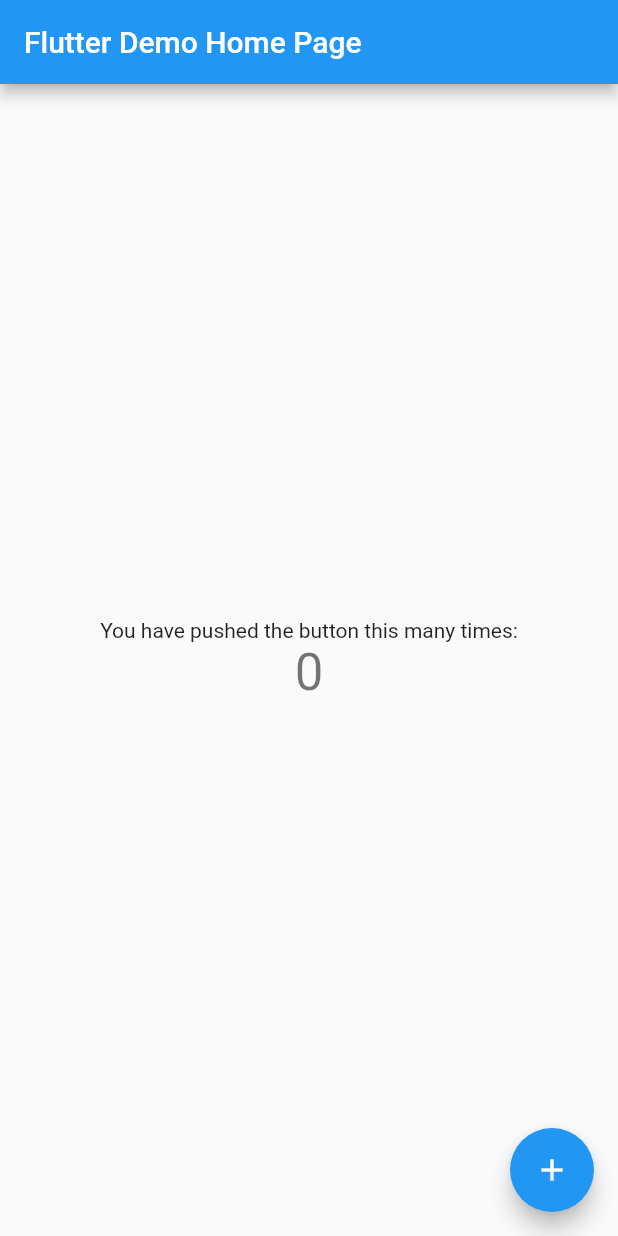
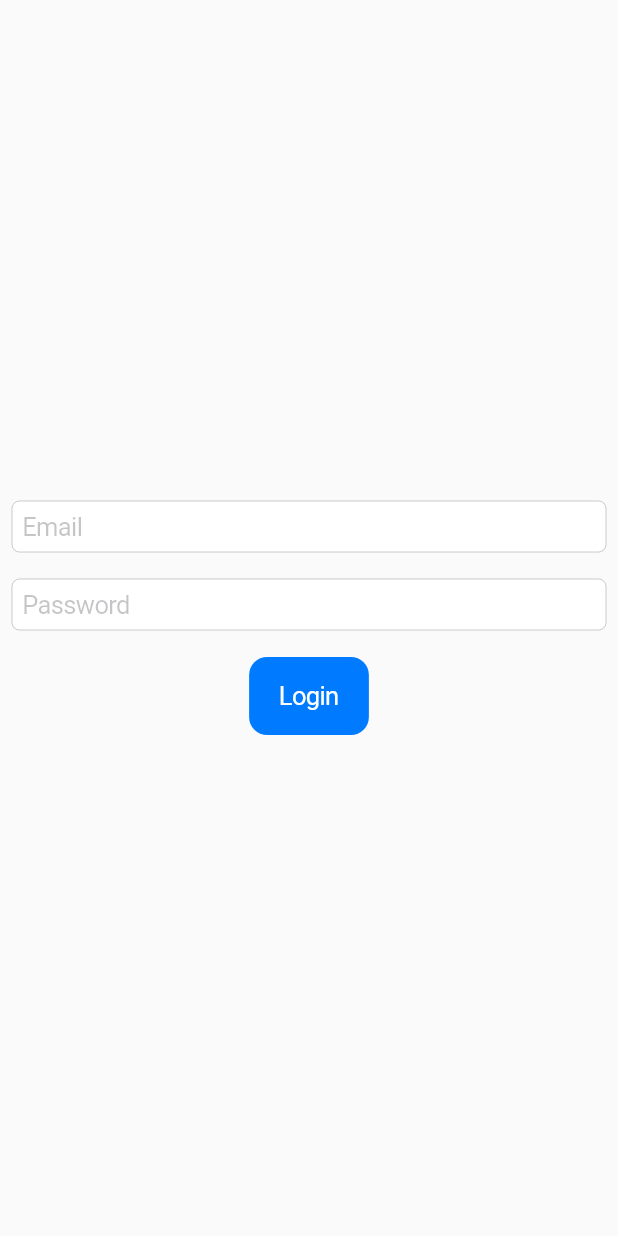
Before and after one commit to guillermoSb/proyecto_ing_software, a Flutter app: the screen it shows after launch, on a phone screen of 412 x 824 dp. Run offline on Flutter 3.47's test engine with Material 2 defaults, Android fonts, the phone set to English and light mode, and no system bars.

Commit message:
Implemented basic structure

```diff
--- a/lib/main.dart
+++ b/lib/main.dart
@@ -1,115 +1,16 @@
+import 'package:flutter/cupertino.dart';
 import 'package:flutter/material.dart';
+import 'package:health_app/screens/login_screen.dart';
+import 'package:health_app/themes/light_theme.dart';
 
-void main() {
-  runApp(const MyApp());
-}
+void main() => runApp(MyApp());
 
 class MyApp extends StatelessWidget {
-  const MyApp({Key? key}) : super(key: key);
-
-  // This widget is the root of your application.
   @override
   Widget build(BuildContext context) {
-    return MaterialApp(
-      title: 'Flutter Demo',
-      theme: ThemeData(
-        // This is the theme of your application.
-        //
-        // Try running your application with "flutter run". You'll see the
-        // application has a blue toolbar. Then, without quitting the app, try
-        // changing the primarySwatch below to Colors.green and then invoke
-        // "hot reload" (press "r" in the console where you ran "flutter run",
-        // or simply save your changes to "hot reload" in a Flutter IDE).
-        // Notice that the counter didn't reset back to zero; the application
-        // is not restarted.
-        primarySwatch: Colors.blue,
-      ),
-      home: const MyHomePage(title: 'Flutter Demo Home Page'),
+    return const CupertinoApp(
+      title: 'Cupertino App',
+      home: LoginScreen()
     );
   }
 }
-
-class MyHomePage extends StatefulWidget {
-  const MyHomePage({Key? key, required this.title}) : super(key: key);
-
-  // This widget is the home page of your application. It is stateful, meaning
-  // that it has a State object (defined below) that contains fields that affect
-  // how it looks.
-
-  // This class is the configuration for the state. It holds the values (in this
-  // case the title) provided by the parent (in this case the App widget) and
-  // used by the build method of the State. Fields in a Widget subclass are
-  // always marked "final".
-
-  final String title;
-
-  @override
-  State<MyHomePage> createState() => _MyHomePageState();
-}
-
-class _MyHomePageState extends State<MyHomePage> {
-  int _counter = 0;
-
-  void _incrementCounter() {
-    setState(() {
-      // This call to setState tells the Flutter framework that something has
-      // changed in this State, which causes it to rerun the build method below
-      // so that the display can reflect the updated values. If we changed
-      // _counter without calling setState(), then the build method would not be
-      // called again, and so nothing would appear to happen.
-      _counter++;
-    });
-  }
-
-  @override
-  Widget build(BuildContext context) {
-    // This method is rerun every time setState is called, for instance as done
-    // by the _incrementCounter method above.
-    //
-    // The Flutter framework has been optimized to make rerunning build methods
-    // fast, so that you can just rebuild anything that needs updating rather
-    // than having to individually change instances of widgets.
-    return Scaffold(
-      appBar: AppBar(
-        // Here we take the value from the MyHomePage object that was created by
-        // the App.build method, and use it to set our appbar title.
-        title: Text(widget.title),
-      ),
-      body: Center(
-        // Center is a layout widget. It takes a single child and positions it
-        // in the middle of the parent.
-        child: Column(
-          // Column is also a layout widget. It takes a list of children and
-          // arranges them vertically. By default, it sizes itself to fit its
-          // children horizontally, and tries to be as tall as its parent.
-          //
-          // Invoke "debug painting" (press "p" in the console, choose the
-          // "Toggle Debug Paint" action from the Flutter Inspector in Android
-          // Studio, or the "Toggle Debug Paint" command in Visual Studio Code)
-          // to see the wireframe for each widget.
-          //
-          // Column has various properties to control how it sizes itself and
-          // how it positions its children. Here we use mainAxisAlignment to
-          // center the children vertically; the main axis here is the vertical
-          // axis because Columns are vertical (the cross axis would be
-          // horizontal).
-          mainAxisAlignment: MainAxisAlignment.center,
-          children: <Widget>[
-            const Text(
-              'You have pushed the button this many times:',
-            ),
-            Text(
-              '$_counter',
-              style: Theme.of(context).textTheme.headline4,
-            ),
-          ],
-        ),
-      ),
-      floatingActionButton: FloatingActionButton(
-        onPressed: _incrementCounter,
-        tooltip: 'Increment',
-        child: const Icon(Icons.add),
-      ), // This trailing comma makes auto-formatting nicer for build methods.
-    );
-  }
-}
--- /dev/null
+++ b/lib/screens/login_screen.dart
@@ -0,0 +1,36 @@
+import 'package:flutter/cupertino.dart';
+import 'package:flutter/material.dart';
+import 'package:health_app/screens/home_screen.dart';
+import 'package:health_app/screens/nav_screen.dart';
+
+class LoginScreen extends StatelessWidget {
+  const LoginScreen({Key? key}) : super(key: key);
+
+  @override
+  Widget build(BuildContext context) {
+    return Scaffold(
+      body: Padding(
+        padding: const EdgeInsets.all(8.0),
+        child: Column(
+          children: [
+            const CupertinoTextField(placeholder: 'Email'),
+            const SizedBox(height: 18),
+            const CupertinoTextField(placeholder: 'Password', obscureText: true, enableSuggestions: false, autocorrect: false,),
+            const SizedBox(height: 18),
+            CupertinoButton.filled(child: Text('Login'), onPressed: (){
+              Navigator.pushReplacement(
+                context,
+                CupertinoPageRoute(
+                  builder: (context) => const NavigationScreen()
+                  )
+                );
+            })
+          ],
+          mainAxisAlignment: MainAxisAlignment.center,
+          mainAxisSize: MainAxisSize.max,
+
+        ),
+      ),
+    );
+  }
+}
```
Also changed, not shown: lib/screens/calendar_screen.dart (added, +13 -0 lines), lib/screens/goals_screen.dart (added, +13 -0 lines), lib/screens/health_screen.dart (added, +13 -0 lines), lib/screens/home_screen.dart (added, +13 -0 lines), lib/screens/nav_screen.dart (added, +40 -0 lines), lib/themes/light_theme.dart (added, +8 -0 lines).
